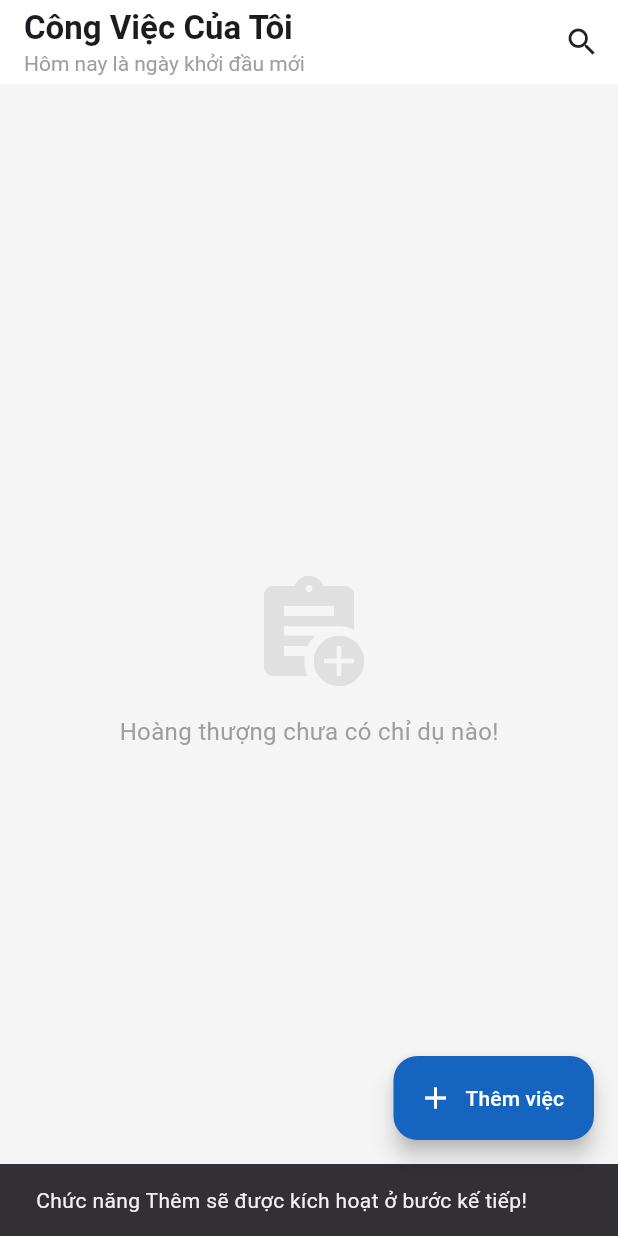
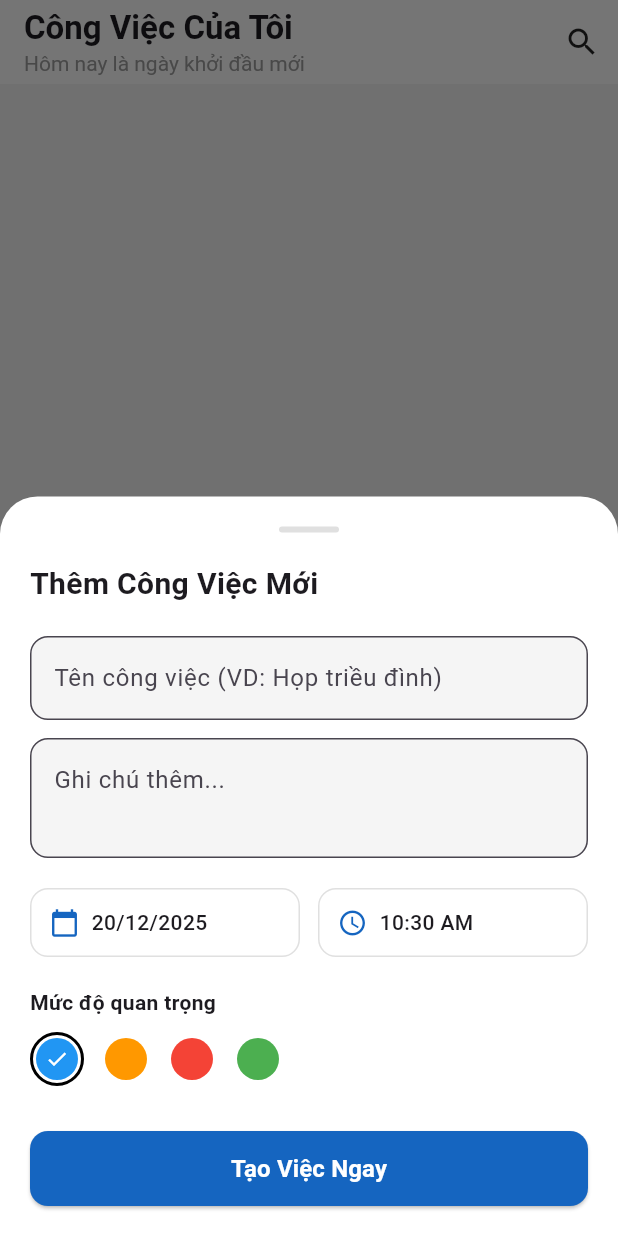
Before and after one commit to nvthih24/offline-task-planner, a Flutter app: the screen it shows after launch, after a tap on "Thêm việc", on a phone screen of 412 x 824 dp. Run offline on Flutter 3.47's test engine with Material 3 defaults, Android fonts, the phone set to English and light mode, and no system bars; our stand-ins replace flutter_slidable, hive, hive_flutter; accounts and stored records are empty.

Commit message:
hoàn thành thêm

```diff
--- a/offlinetaskplanner/lib/screens/home_screen.dart
+++ b/offlinetaskplanner/lib/screens/home_screen.dart
@@ -4,7 +4,7 @@ import 'package:intl/intl.dart';
 import 'package:provider/provider.dart';
 import '../data/models/task_model.dart';
 import '../providers/task_provider.dart';
-
+import '../widgets/add_task_sheet.dart';
 class HomeScreen extends StatefulWidget {
   const HomeScreen({super.key});
 
@@ -71,9 +71,12 @@ class _HomeScreenState extends State<HomeScreen> {
       // Nút tròn thêm việc (Floating Action Button)
       floatingActionButton: FloatingActionButton.extended(
         onPressed: () {
-          // Mở BottomSheet thêm việc (Sẽ code ở bước sau)
-          ScaffoldMessenger.of(context).showSnackBar(
-            const SnackBar(content: Text("Chức năng Thêm sẽ được kích hoạt ở bước kế tiếp!")),
+          // HIỆN BẢNG NHẬP LIỆU
+          showModalBottomSheet(
+            context: context,
+            isScrollControlled: true, // Cho phép full chiều cao khi có phím
+            backgroundColor: Colors.transparent,
+            builder: (context) => const AddTaskSheet(),
           );
         },
         label: const Text('Thêm việc'),
--- /dev/null
+++ b/offlinetaskplanner/lib/widgets/add_task_sheet.dart
@@ -0,0 +1,207 @@
+import 'package:flutter/material.dart';
+import 'package:intl/intl.dart';
+import 'package:provider/provider.dart';
+import '../providers/task_provider.dart';
+
+class AddTaskSheet extends StatefulWidget {
+  const AddTaskSheet({super.key});
+
+  @override
+  State<AddTaskSheet> createState() => _AddTaskSheetState();
+}
+
+class _AddTaskSheetState extends State<AddTaskSheet> {
+  final _titleController = TextEditingController();
+  final _noteController = TextEditingController();
+
+  DateTime _selectedDate = DateTime.now();
+  TimeOfDay _startTime = TimeOfDay.now();
+  TimeOfDay _endTime = TimeOfDay.now().replacing(minute: TimeOfDay.now().minute + 30);
+  int _selectedColorIndex = 0; // 0: Xanh, 1: Cam, 2: Đỏ
+
+  // Danh sách màu để chọn
+  final List<Color> _colors = [
+    Colors.blue,
+    Colors.orange,
+    Colors.red,
+    Colors.green,
+  ];
+
+  @override
+  Widget build(BuildContext context) {
+    // Lấy chiều cao bàn phím để đẩy giao diện lên
+    final bottomInset = MediaQuery.of(context).viewInsets.bottom;
+
+    return Container(
+      padding: EdgeInsets.only(left: 20, right: 20, top: 20, bottom: bottomInset + 20),
+      decoration: const BoxDecoration(
+        color: Colors.white,
+        borderRadius: BorderRadius.vertical(top: Radius.circular(25)),
+      ),
+      child: Column(
+        mainAxisSize: MainAxisSize.min, // Chỉ chiếm chiều cao vừa đủ
+        crossAxisAlignment: CrossAxisAlignment.start,
+        children: [
+          // 1. Tiêu đề bảng
+          Center(
+            child: Container(
+              width: 40,
+              height: 4,
+              decoration: BoxDecoration(color: Colors.grey[300], borderRadius: BorderRadius.circular(2)),
+            ),
+          ),
+          const SizedBox(height: 20),
+          const Text("Thêm Công Việc Mới", style: TextStyle(fontSize: 20, fontWeight: FontWeight.bold)),
+
+          // 2. Nhập Tên & Ghi chú
+          const SizedBox(height: 20),
+          TextField(
+            controller: _titleController,
+            decoration: InputDecoration(
+              hintText: "Tên công việc (VD: Họp triều đình)",
+              border: OutlineInputBorder(borderRadius: BorderRadius.circular(12)),
+              filled: true,
+              fillColor: Colors.grey[100],
+            ),
+          ),
+          const SizedBox(height: 12),
+          TextField(
+            controller: _noteController,
+            decoration: InputDecoration(
+              hintText: "Ghi chú thêm...",
+              border: OutlineInputBorder(borderRadius: BorderRadius.circular(12)),
+              filled: true,
+              fillColor: Colors.grey[100],
+            ),
+            maxLines: 2,
+          ),
+
+          // 3. Chọn Ngày & Giờ
+          const SizedBox(height: 20),
+          Row(
+            children: [
+              // Chọn Ngày
+              Expanded(
+                child: _buildDateTimePicker(
+                  icon: Icons.calendar_today,
+                  label: DateFormat('dd/MM/yyyy').format(_selectedDate),
+                  onTap: () async {
+                    final picked = await showDatePicker(
+                      context: context,
+                      initialDate: _selectedDate,
+                      firstDate: DateTime.now(),
+                      lastDate: DateTime(2100),
+                    );
+                    if (picked != null) setState(() => _selectedDate = picked);
+                  },
+                ),
+              ),
+              const SizedBox(width: 12),
+              // Chọn Giờ Bắt đầu
+              Expanded(
+                child: _buildDateTimePicker(
+                  icon: Icons.access_time,
+                  label: _startTime.format(context),
+                  onTap: () async {
+                    final picked = await showTimePicker(context: context, initialTime: _startTime);
+                    if (picked != null) setState(() => _startTime = picked);
+                  },
+                ),
+              ),
+            ],
+          ),
+
+          // 4. Chọn Màu (Mức độ ưu tiên)
+          const SizedBox(height: 20),
+          const Text("Mức độ quan trọng", style: TextStyle(fontWeight: FontWeight.w600)),
+          const SizedBox(height: 10),
+          Row(
+            children: List.generate(_colors.length, (index) {
+              return GestureDetector(
+                onTap: () => setState(() => _selectedColorIndex = index),
+                child: Container(
+                  margin: const EdgeInsets.only(right: 12),
+                  padding: const EdgeInsets.all(2),
+                  decoration: BoxDecoration(
+                    shape: BoxShape.circle,
+                    border: _selectedColorIndex == index
+                        ? Border.all(color: Colors.black, width: 2)
+                        : null,
+                  ),
+                  child: CircleAvatar(
+                    radius: 14,
+                    backgroundColor: _colors[index],
+                    child: _selectedColorIndex == index
+                        ? const Icon(Icons.check, size: 16, color: Colors.white)
+                        : null,
+                  ),
+                ),
+              );
+            }),
+          ),
+
+          // 5. Nút Lưu
+          const SizedBox(height: 30),
+          SizedBox(
+            width: double.infinity,
+            height: 50,
+            child: ElevatedButton(
+              style: ElevatedButton.styleFrom(
+                backgroundColor: Colors.blue[800],
+                shape: RoundedRectangleBorder(borderRadius: BorderRadius.circular(12)),
+              ),
+              onPressed: () {
+                if (_titleController.text.isEmpty) {
+                  ScaffoldMessenger.of(context).showSnackBar(
+                    const SnackBar(content: Text("Xin Hoàng thượng đừng để trống tên công việc!")),
+                  );
+                  return;
+                }
+
+                // Gọi Provider để lưu
+                // Chuyển TimeOfDay sang DateTime để lưu vào Model
+                final now = DateTime.now();
+                final startDateTime = DateTime(now.year, now.month, now.day, _startTime.hour, _startTime.minute);
+                final endDateTime = DateTime(now.year, now.month, now.day, _endTime.hour, _endTime.minute);
+
+                context.read<TaskProvider>().addTask(
+                  title: _titleController.text,
+                  note: _noteController.text,
+                  date: _selectedDate,
+                  startTime: startDateTime,
+                  endTime: endDateTime,
+                  colorIndex: _selectedColorIndex,
+                );
+
+                Navigator.pop(context); // Đóng bảng
+              },
+              child: const Text("Tạo Việc Ngay", style: TextStyle(color: Colors.white, fontSize: 16, fontWeight: FontWeight.bold)),
+            ),
+          ),
+        ],
+      ),
+    );
+  }
+
+  // Widget con hiển thị ô chọn ngày/giờ
+  Widget _buildDateTimePicker({required IconData icon, required String label, required VoidCallback onTap}) {
+    return InkWell(
+      onTap: onTap,
+      borderRadius: BorderRadius.circular(12),
+      child: Container(
+        padding: const EdgeInsets.symmetric(vertical: 12, horizontal: 12),
+        decoration: BoxDecoration(
+          border: Border.all(color: Colors.grey[300]!),
+          borderRadius: BorderRadius.circular(12),
+        ),
+        child: Row(
+          children: [
+            Icon(icon, color: Colors.blue[800], size: 20),
+            const SizedBox(width: 8),
+            Text(label, style: const TextStyle(fontWeight: FontWeight.w500)),
+          ],
+        ),
+      ),
+    );
+  }
+}
```
